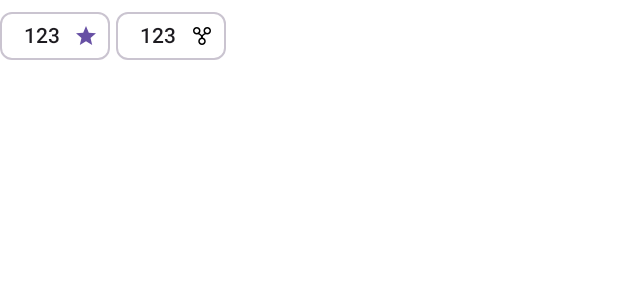
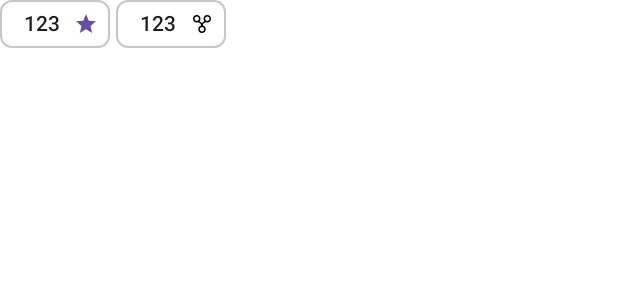
Before and after one commit to mathias21/GithubRepos, an Android app built with Jetpack Compose: the @Preview function GithubRepoChipListPreview, on a phone screen of 412 x 824 dp. Shown: the top 300 px of the screen. Run offline under Robolectric (Android 15) with nearby library versions, the phone set to English and light mode, and no system bars; 3 statements that could not run were skipped.

Commit message:
Added ui improvements

```diff
--- a/app/src/main/kotlin/com/batcuevasoft/githubrepo/ui/components/GithubRepoChipList.kt
+++ b/app/src/main/kotlin/com/batcuevasoft/githubrepo/ui/components/GithubRepoChipList.kt
@@ -4,6 +4,7 @@ import androidx.compose.foundation.Image
 import androidx.compose.foundation.layout.Arrangement
 import androidx.compose.foundation.layout.height
 import androidx.compose.foundation.layout.padding
+import androidx.compose.foundation.layout.wrapContentHeight
 import androidx.compose.foundation.lazy.LazyRow
 import androidx.compose.material.icons.Icons
 import androidx.compose.material.icons.filled.Star
@@ -36,11 +37,13 @@ fun GithubRepoChipList(
 ) {
 
     LazyRow(
-        modifier = modifier,
+        modifier = modifier
+            .wrapContentHeight(),
         horizontalArrangement = Arrangement.spacedBy(4.dp)
     ) {
         item {
             AssistChip(
+                modifier = Modifier.height(32.dp),
                 trailingIcon = {
                     Icon(
                         Icons.Filled.Star,
@@ -65,6 +68,7 @@ fun GithubRepoChipList(
 
         item {
             AssistChip(
+                modifier = Modifier.height(32.dp),
                 trailingIcon = {
                     Image(
                         painter = painterResource(id = R.drawable.fork_icon),
--- a/app/src/main/kotlin/com/batcuevasoft/githubrepo/ui/main/GithubRepoListScreen.kt
+++ b/app/src/main/kotlin/com/batcuevasoft/githubrepo/ui/main/GithubRepoListScreen.kt
@@ -74,7 +74,7 @@ fun GithubRepoListScreen(
                         }
                     }
                     item {
-                        Spacer(modifier = Modifier.height(32.dp))
+                        Spacer(modifier = Modifier.height(32.dp + paddingValues.calculateBottomPadding()))
                     }
                 }
             }
```
Also changed, not shown: app/src/main/kotlin/com/batcuevasoft/githubrepo/ui/components/list/GithubRepoRowContent.kt (+5 -2 lines).
